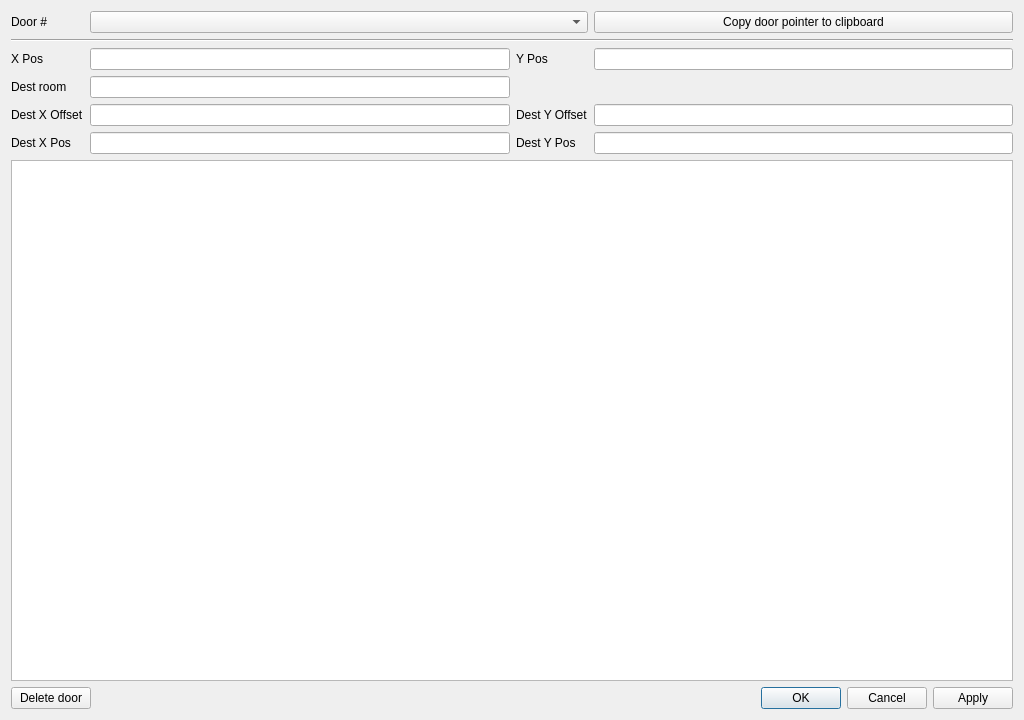
LagoLunatic/DSVEdit, file dsvedit/door_editor.ui: the form before one commit.
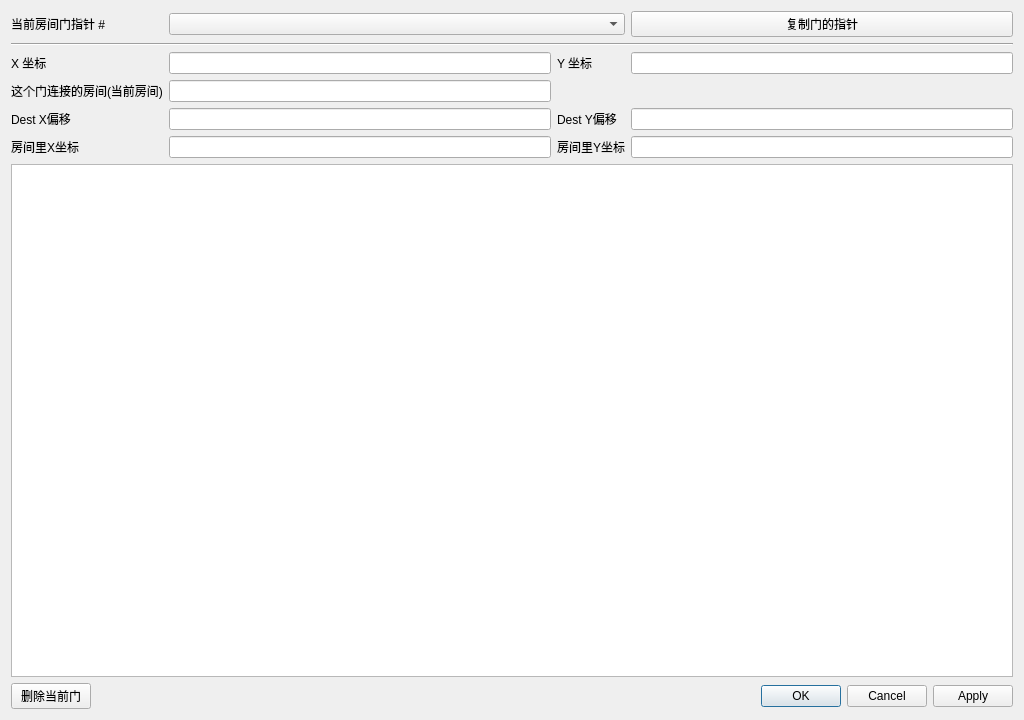
The form after the commit.

The edit to the form file:
```diff
--- a/dsvedit/door_editor.ui
+++ b/dsvedit/door_editor.ui
@@ -28,21 +28,21 @@
      <item row="3" column="0">
       <widget class="QLabel" name="label_7">
        <property name="text">
-        <string>X Pos</string>
+        <string>X 坐标</string>
        </property>
       </widget>
      </item>
      <item row="0" column="3">
       <widget class="QPushButton" name="copy_door_pointer">
        <property name="text">
-        <string>Copy door pointer to clipboard</string>
+        <string>复制门的指针</string>
        </property>
       </widget>
      </item>
      <item row="6" column="2">
       <widget class="QLabel" name="label_2">
        <property name="text">
-        <string>Dest Y Pos</string>
+        <string>房间里Y坐标</string>
        </property>
       </widget>
      </item>
@@ -52,21 +52,21 @@
      <item row="3" column="2">
       <widget class="QLabel" name="label_8">
        <property name="text">
-        <string>Y Pos</string>
+        <string>Y 坐标</string>
        </property>
       </widget>
      </item>
      <item row="6" column="0">
       <widget class="QLabel" name="label">
        <property name="text">
-        <string>Dest X Pos</string>
+        <string>房间里X坐标</string>
        </property>
       </widget>
      </item>
      <item row="0" column="0">
       <widget class="QLabel" name="label_10">
        <property name="text">
-        <string>Door #</string>
+        <string>当前房间门指针 #</string>
        </property>
       </widget>
      </item>
@@ -76,7 +76,7 @@
      <item row="5" column="2">
       <widget class="QLabel" name="label_4">
        <property name="text">
-        <string>Dest Y Offset</string>
+        <string>Dest Y偏移</string>
        </property>
       </widget>
      </item>
@@ -89,14 +89,14 @@
      <item row="5" column="0">
       <widget class="QLabel" name="label_3">
        <property name="text">
-        <string>Dest X Offset</string>
+        <string>Dest X偏移</string>
        </property>
       </widget>
      </item>
      <item row="4" column="0">
       <widget class="QLabel" name="label_5">
        <property name="text">
-        <string>Dest room</string>
+        <string>这个门连接的房间(当前房间)</string>
        </property>
       </widget>
      </item>
@@ -120,7 +120,7 @@
      <item>
       <widget class="QPushButton" name="delete_door_button">
        <property name="text">
-        <string>Delete door</string>
+        <string>删除当前门</string>
        </property>
       </widget>
      </item>
```
Left out of the diff: 2 changed lines with no effect on the pictures.
